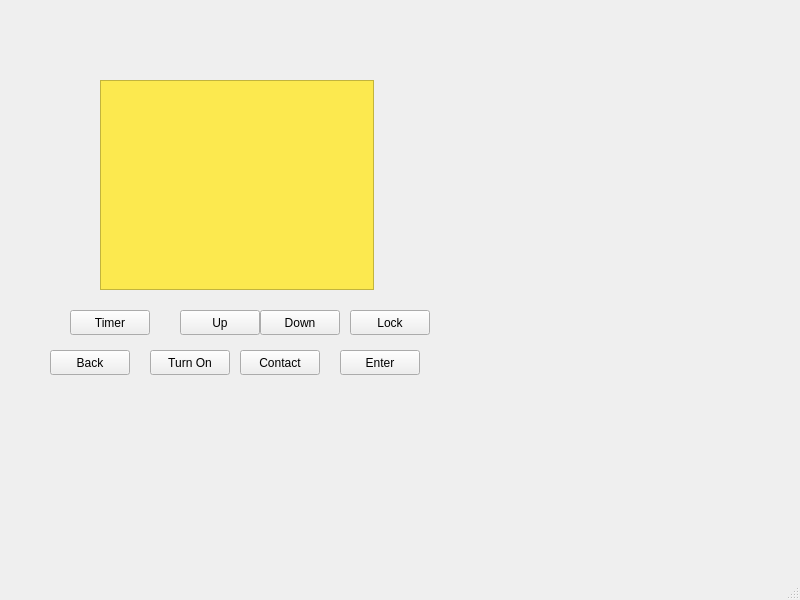
The window that mainwindow.ui (Hall-Andrew/CESDEVICE-3004FinalProject) describes before a commit, drawn with Qt 5.
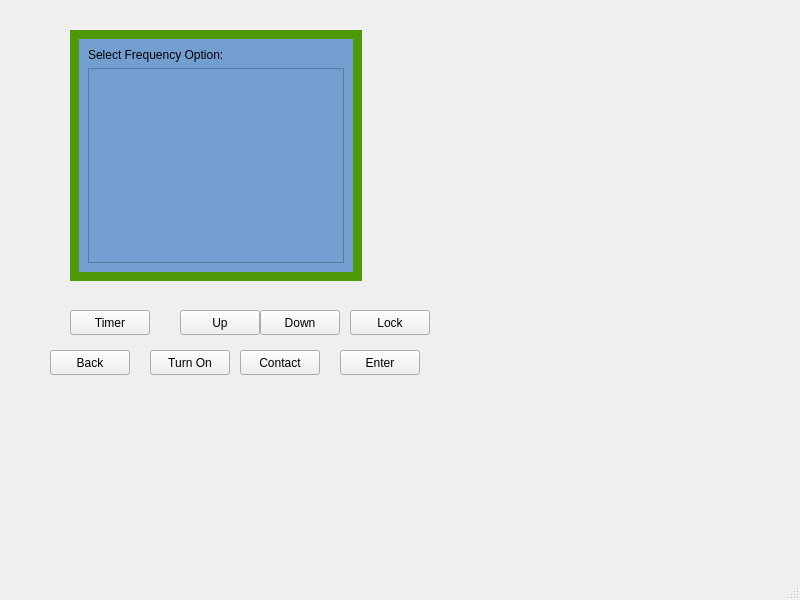
The same window after the commit.

Commit message: Created submenu and main menu page

Patch:
```diff
--- a/mainwindow.ui
+++ b/mainwindow.ui
@@ -14,25 +14,6 @@
    <string>MainWindow</string>
   </property>
   <widget class="QWidget" name="centralwidget">
-   <widget class="QWidget" name="widget" native="true">
-    <property name="geometry">
-     <rect>
-      <x>100</x>
-      <y>80</y>
-      <width>274</width>
-      <height>210</height>
-     </rect>
-    </property>
-    <property name="styleSheet">
-     <string notr="true">
-background-color: rgb(252, 233, 79);</string>
-    </property>
-    <layout class="QVBoxLayout" name="verticalLayout">
-     <item>
-      <widget class="QListWidget" name="menuListWidget"/>
-     </item>
-    </layout>
-   </widget>
    <widget class="QPushButton" name="TurnOnOffButton">
     <property name="geometry">
      <rect>
@@ -137,6 +118,86 @@
      <string>Back</string>
     </property>
    </widget>
+   <widget class="QStackedWidget" name="StackedWidget">
+    <property name="geometry">
+     <rect>
+      <x>70</x>
+      <y>30</y>
+      <width>292</width>
+      <height>251</height>
+     </rect>
+    </property>
+    <property name="styleSheet">
+     <string notr="true">background-color: rgb(78, 154, 6);</string>
+    </property>
+    <property name="currentIndex">
+     <number>1</number>
+    </property>
+    <widget class="QWidget" name="page">
+     <layout class="QHBoxLayout" name="horizontalLayout">
+      <item>
+       <widget class="QWidget" name="widget" native="true">
+        <property name="styleSheet">
+         <string notr="true">
+background-color: rgb(252, 233, 79);</string>
+        </property>
+        <layout class="QVBoxLayout" name="verticalLayout">
+         <item>
+          <widget class="QListWidget" name="menuListWidget"/>
+         </item>
+        </layout>
+       </widget>
+      </item>
+     </layout>
+    </widget>
+    <widget class="QWidget" name="page_2">
+     <layout class="QHBoxLayout" name="horizontalLayout_2">
+      <item>
+       <widget class="QWidget" name="SelectFrequencyWidget" native="true">
+        <property name="styleSheet">
+         <string notr="true">background-color: rgb(114, 159, 207);</string>
+        </property>
+        <layout class="QVBoxLayout" name="verticalLayout_2">
+         <item>
+          <widget class="QLabel" name="label">
+           <property name="text">
+            <string>Select Frequency Option:</string>
+           </property>
+          </widget>
+         </item>
+         <item>
+          <widget class="QListWidget" name="FrequencyListWidget"/>
+         </item>
+        </layout>
+       </widget>
+      </item>
+     </layout>
+    </widget>
+    <widget class="QWidget" name="page_3">
+     <layout class="QHBoxLayout" name="horizontalLayout_3">
+      <item>
+       <widget class="QWidget" name="SelectWavelengthWidget" native="true">
+        <property name="styleSheet">
+         <string notr="true">background-color: rgb(138, 226, 52);</string>
+        </property>
+        <layout class="QVBoxLayout" name="verticalLayout_3">
+         <item>
+          <widget class="QLabel" name="label_4">
+           <property name="text">
+            <string>Select Wavelength Option:</string>
+           </property>
+          </widget>
+         </item>
+         <item>
+          <widget class="QListWidget" name="WavelengthListWidget"/>
+         </item>
+        </layout>
+       </widget>
+      </item>
+     </layout>
+    </widget>
+    <widget class="QWidget" name="page_4"/>
+   </widget>
   </widget>
   <widget class="QMenuBar" name="menubar">
    <property name="geometry">
```
The commit also changes 2 other files.
